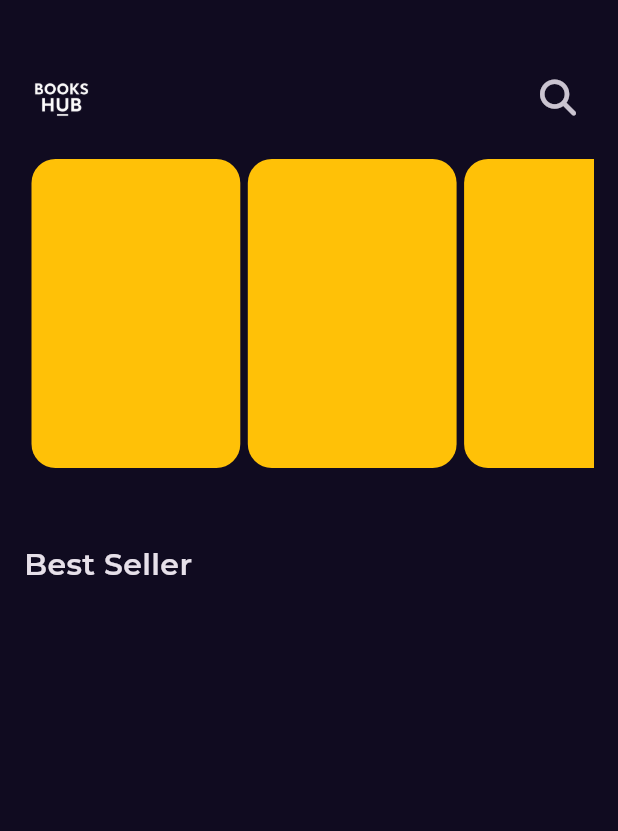
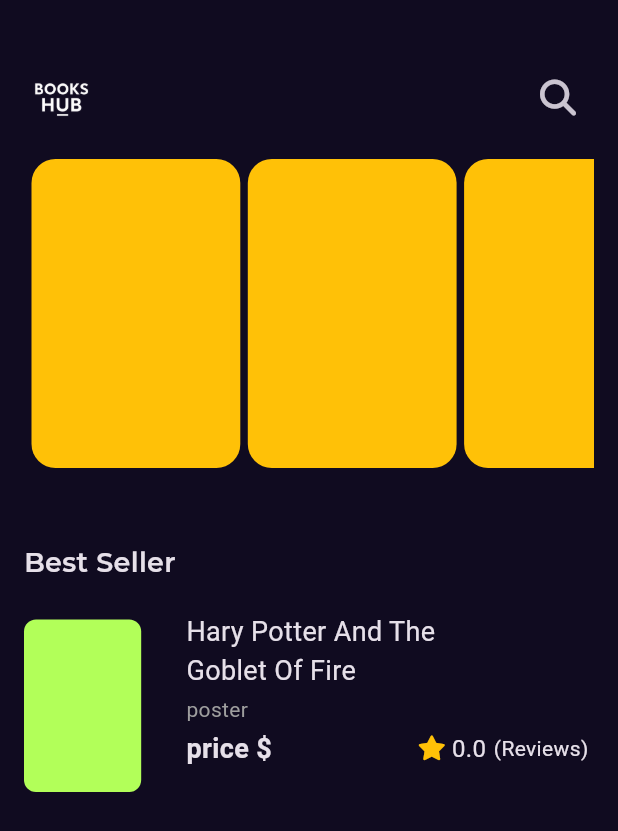
Before and after one commit to MahmoudShbly/books_app, a Flutter app: the screen it shows after launch, on a phone screen of 412 x 824 dp. Shown: the top 831 px of the screen. Run offline on Flutter 3.47's test engine with Material 3 defaults, Android fonts, the phone set to English and light mode, and no system bars; our stand-ins replace font_awesome_flutter, get, google_fonts; Roboto replaces fonts that are missing (GT Secrta Fine, GT Sectra Fine).

Commit message:
add book rating widget

```diff
--- a/lib/core/utils/constants.dart
+++ b/lib/core/utils/constants.dart
@@ -2,3 +2,4 @@ import 'dart:ui';
 
 const kPrimaryColor = Color(0xff100B20);
 const kTranstionDuration = Duration(milliseconds: 250);
+const kGTSectarFine = 'GT Sectra Fine';
--- a/lib/core/utils/styles.dart
+++ b/lib/core/utils/styles.dart
@@ -1,5 +1,28 @@
+import 'package:books_app/core/utils/constants.dart';
 import 'package:flutter/widgets.dart';
 
 abstract class Styles {
-  static const midiumeTitleStyle =TextStyle(fontSize: 20,fontWeight: FontWeight.w600);
+  static const textStyle18 = TextStyle(
+    fontSize: 18,
+    fontWeight: FontWeight.w600,
+  );
+
+  static const textStyle20 = TextStyle(
+    fontSize: 18,
+    fontWeight: FontWeight.normal,
+    fontFamily: kGTSectarFine,
+  );
+  static const textStyle30 = TextStyle(
+    fontSize: 30,
+    fontWeight: FontWeight.normal,
+    fontFamily: kGTSectarFine,
+  );
+  static const textStyle14 = TextStyle(
+    fontSize: 14,
+    fontWeight: FontWeight.normal,
+  );
+  static const textStyle16 = TextStyle(
+    fontSize: 16,
+    fontWeight: FontWeight.normal,
+  );
 }
--- /dev/null
+++ b/lib/features/home/presentation/views/widget/best_seller_list_view.dart
@@ -0,0 +1,93 @@
+import 'package:books_app/core/utils/styles.dart';
+import 'package:flutter/material.dart';
+import 'package:font_awesome_flutter/font_awesome_flutter.dart';
+
+class BestSellerListViewItem extends StatelessWidget {
+  const BestSellerListViewItem({super.key});
+
+  @override
+  Widget build(BuildContext context) {
+    return SizedBox(
+      height: 125,
+      child: Row(
+        children: <Widget>[
+          AspectRatio(
+            aspectRatio: 2.5 / 4,
+            child: Padding(
+              padding: const EdgeInsets.symmetric(vertical: 5.0),
+              child: Container(
+                decoration: BoxDecoration(
+                  borderRadius: BorderRadius.circular(8),
+                  color: Colors.lightGreenAccent,
+                ),
+              ),
+            ),
+          ),
+          const SizedBox(width: 30),
+          Expanded(
+            child: Column(
+              crossAxisAlignment: CrossAxisAlignment.start,
+              children: <Widget>[
+                SizedBox(
+                  width: MediaQuery.of(context).size.width * .5,
+                  child: Text(
+                    'Hary Potter And The Goblet Of Fire ',
+                    style: Styles.textStyle20.copyWith(
+                      fontFamily: 'GT Secrta Fine',
+                    ),
+                    maxLines: 2,
+                    overflow: TextOverflow.ellipsis,
+                  ),
+                ),
+                const SizedBox(height: 3),
+
+                Text(
+                  'poster ',
+                  style: Styles.textStyle14.copyWith(color: Colors.grey),
+                ),
+                const SizedBox(height: 3),
+                Row(
+                  mainAxisSize: MainAxisSize.max,
+                  mainAxisAlignment: MainAxisAlignment.spaceBetween,
+
+                  children: <Widget>[
+                    Text(
+                      r'price $',
+                      style: Styles.textStyle20.copyWith(
+                        fontWeight: FontWeight.bold,
+                      ),
+
+                    ),
+
+                    BookRating()
+                  ],
+                ),
+              ],
+            ),
+          ),
+        ],
+      ),
+    );
+  }
+}
+
+class BookRating extends StatelessWidget {
+  const BookRating({super.key});
+
+  @override
+  Widget build(BuildContext context) {
+    return Row(
+      children: <Widget>[
+        Icon(FontAwesomeIcons.solidStar, color: Colors.amber, size: 16),
+        SizedBox(
+          width: 6.3,
+        ),
+        Text('0.0',style: Styles.textStyle16,),
+        SizedBox(
+          width: 5,
+        ),
+        Text('(Reviews) ',style: Styles.textStyle14,),
+      ],
+    );
+  }
+}
--- a/lib/features/home/presentation/views/widget/custom_app_bar.dart
+++ b/lib/features/home/presentation/views/widget/custom_app_bar.dart
@@ -1,4 +1,4 @@
-import 'package:books_app/core/utils/assets.dart';
+import 'package:books_app/core/utils/my_assets.dart';
 import 'package:flutter/material.dart';
 import 'package:font_awesome_flutter/font_awesome_flutter.dart';
 
--- a/lib/features/home/presentation/views/widget/home_view_body.dart
+++ b/lib/features/home/presentation/views/widget/home_view_body.dart
@@ -1,4 +1,5 @@
 import 'package:books_app/core/utils/styles.dart';
+import 'package:books_app/features/home/presentation/views/widget/best_seller_list_view.dart';
 import 'package:books_app/features/home/presentation/views/widget/custom_app_bar.dart';
 
 import 'package:books_app/features/home/presentation/views/widget/featured_list_view.dart';
@@ -17,13 +18,14 @@ class HomeViewBody extends StatelessWidget {
         children: <Widget>[
           CustomAppBar(),
           FeaturedListView(),
-          const SizedBox(
-            height: 50.0,
+          const SizedBox(height: 50.0),
+          Text(
+            'Best Seller',
+            style: GoogleFonts.montserrat(textStyle: Styles.textStyle18),
           ),
-          Text('Best Seller',style:GoogleFonts.montserrat(textStyle: Styles.midiumeTitleStyle),),
-
-
-          ],
+          SizedBox(height: 20),
+          BestSellerListViewItem(),
+        ],
       ),
     );
   }
--- a/lib/features/splash/presentation/views/widget/splash_view_body.dart
+++ b/lib/features/splash/presentation/views/widget/splash_view_body.dart
@@ -1,4 +1,4 @@
-import 'package:books_app/core/utils/assets.dart';
+import 'package:books_app/core/utils/my_assets.dart';
 import 'package:books_app/features/home/presentation/views/home_view.dart';
 import 'package:books_app/features/splash/presentation/views/widget/sliding_text.dart';
 import 'package:flutter/material.dart';
```
Also changed, not shown: lib/core/utils/my_assets.dart (renamed from lib/core/utils/assets.dart).
